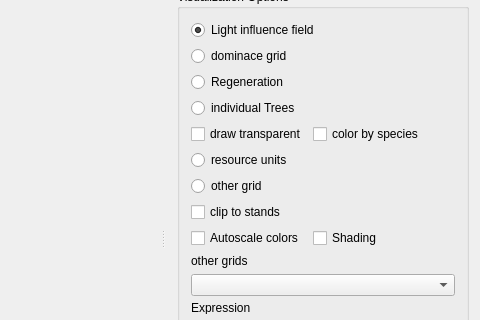
Above: src/iland/mainwindow.ui from edfm-tum/iland-model before the change; both pictures show x 550 to 1030 and y 89 to 409 of the 1030 by 741 pixel window. Below: the same form after it.
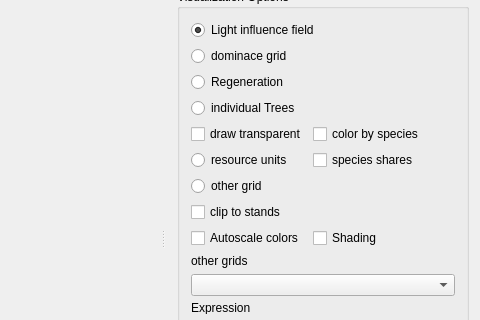
That is the form after the change. Icons and pictures are not drawn. Custom widgets are drawn as their Qt base class.

What changed in the file:
```diff
--- a/src/iland/mainwindow.ui
+++ b/src/iland/mainwindow.ui
@@ -852,6 +852,13 @@
           </property>
          </widget>
         </item>
+        <item row="5" column="1">
+         <widget class="QCheckBox" name="visRUSpeciesColor">
+          <property name="text">
+           <string>species shares</string>
+          </property>
+         </widget>
+        </item>
        </layout>
       </widget>
      </item>
```
Left out of the diff: 22 changed lines with no effect on the pictures.
